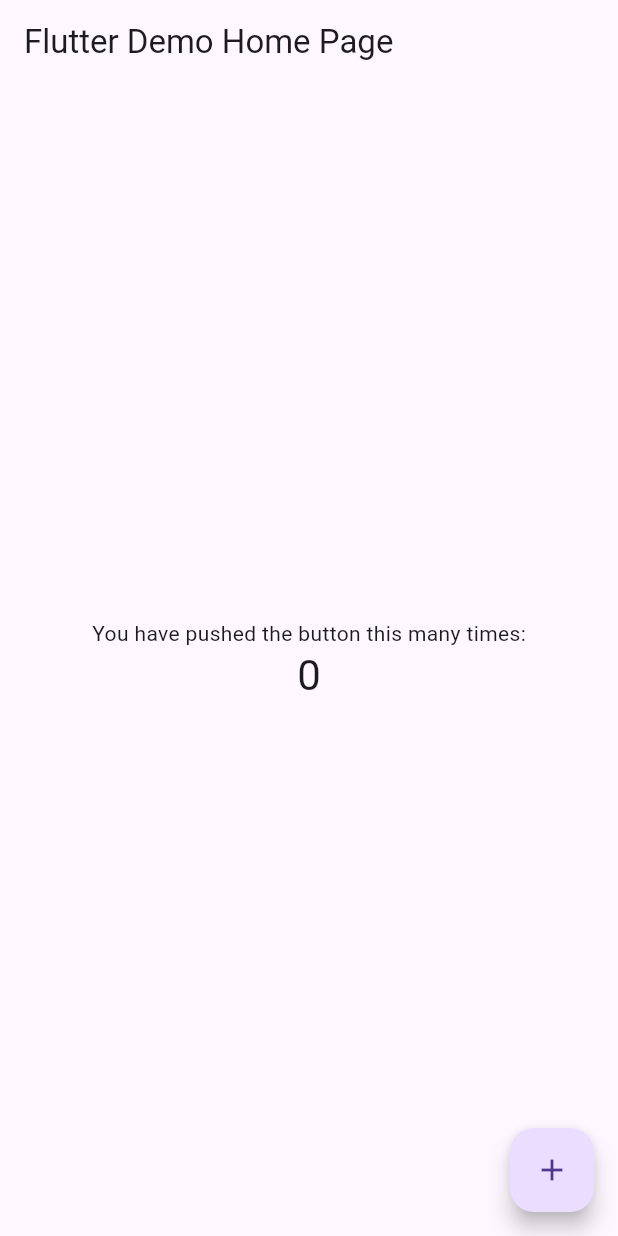
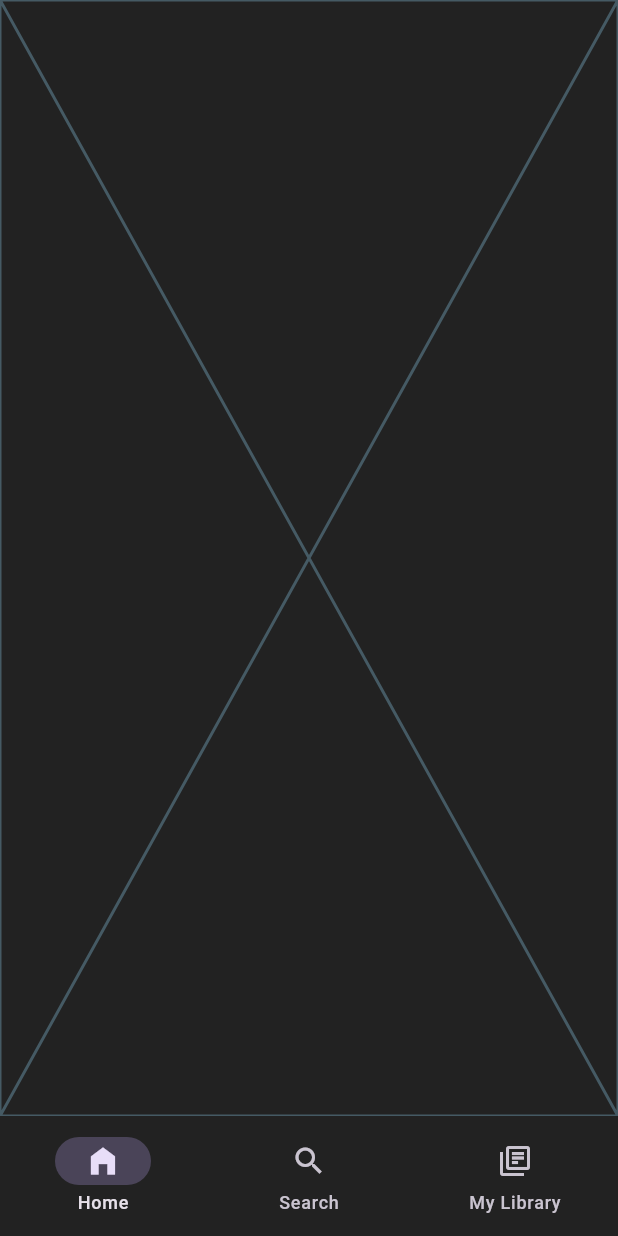
Before and after one commit to DutchVandaline/SOGAK, a Flutter app: the screen it shows after launch, on a phone screen of 412 x 824 dp. Run offline on Flutter 3.47's test engine with Material 3 defaults, Android fonts, the light colour scheme and no system bars.

Commit message:
add basic screens

```diff
--- /dev/null
+++ b/lib/Screens/HomeScreen.dart
@@ -0,0 +1,10 @@
+import 'package:flutter/material.dart';
+
+class HomeScreen extends StatelessWidget {
+  @override
+  Widget build(BuildContext context) {
+    return const Scaffold(
+      body: Placeholder(),
+    );
+  }
+}
--- /dev/null
+++ b/lib/Screens/MainScreen.dart
@@ -0,0 +1,52 @@
+import 'package:sogak/Theme/MainTheme.dart';
+import 'package:flutter/material.dart';
+import 'package:sogak/Screens/HomeScreen.dart';
+
+class MainScreen extends StatefulWidget {
+  const MainScreen({Key? key}) : super(key: key);
+
+  @override
+  _MainScreenState createState() => _MainScreenState();
+}
+
+class _MainScreenState extends State<MainScreen> {
+  int currentPageIndex = 0;
+
+  @override
+  Widget build(BuildContext context) {
+    return MaterialApp(
+      theme: MainTheme().theme,
+      home: Scaffold(
+        backgroundColor: Theme.of(context).scaffoldBackgroundColor,
+        body: [
+          HomeScreen(),
+          HomeScreen(),
+          HomeScreen(),
+          //LoginScreen(),
+          //SearchScreen(),
+          //LibraryScreen(),
+        ][currentPageIndex],
+        bottomNavigationBar: NavigationBar(
+          destinations: const [
+            NavigationDestination(
+                icon: Icon(Icons.home_filled), label: "Home"),
+            NavigationDestination(
+                icon: Icon(Icons.search), label: "Search"),
+            NavigationDestination(
+                icon: Icon(Icons.library_books_outlined),
+                label: "My Library"),
+          ],
+          selectedIndex: currentPageIndex,
+          onDestinationSelected: (int index) {
+            setState(() {
+              currentPageIndex = index;
+            });
+          },
+          labelBehavior: NavigationDestinationLabelBehavior.alwaysShow,
+          backgroundColor: Theme.of(context).scaffoldBackgroundColor,
+
+        ),
+      ),
+    );
+  }
+}
--- /dev/null
+++ b/lib/Theme/MainTheme.dart
@@ -0,0 +1,24 @@
+import 'package:flutter/material.dart';
+
+class MainTheme {
+  ThemeData get theme => ThemeData(
+    brightness: Brightness.dark,
+    textTheme: const TextTheme(
+      headline1: TextStyle(color: Colors.white, fontSize: 25.0, fontWeight: FontWeight.bold),
+      headline2: TextStyle(color: Colors.white, fontSize: 20.0),
+      headline3: TextStyle(color: Colors.black, fontSize: 20.0),
+      bodyText1: TextStyle(color: Colors.white, fontSize: 17.0),
+      bodyText2: TextStyle(color: Colors.black, fontSize: 17.0),
+      subtitle1: TextStyle(color: Colors.white, fontSize: 95.0),
+      subtitle2: TextStyle(color: Colors.white, fontSize: 14.0),
+
+    ),
+    scaffoldBackgroundColor: const Color(0xFF222222),
+    primaryColor: const Color(0xFF393939),
+    primaryColorDark: Colors.black,
+    primaryColorLight: Colors.white,
+    shadowColor: Colors.black,
+    cardColor: const Color(0xFF222222),
+    accentColor: Colors.white,
+  );
+}
--- a/lib/main.dart
+++ b/lib/main.dart
@@ -1,115 +1,18 @@
 import 'package:flutter/material.dart';
+import 'package:sogak/Screens/MainScreen.dart';
+import 'package:sogak/Theme/MainTheme.dart';
 
 void main() {
-  runApp(const MyApp());
+  runApp(MyApp());
 }
 
 class MyApp extends StatelessWidget {
-  const MyApp({Key? key}) : super(key: key);
-
-  // This widget is the root of your application.
   @override
   Widget build(BuildContext context) {
     return MaterialApp(
-      title: 'Flutter Demo',
-      theme: ThemeData(
-        // This is the theme of your application.
-        //
-        // Try running your application with "flutter run". You'll see the
-        // application has a blue toolbar. Then, without quitting the app, try
-        // changing the primarySwatch below to Colors.green and then invoke
-        // "hot reload" (press "r" in the console where you ran "flutter run",
-        // or simply save your changes to "hot reload" in a Flutter IDE).
-        // Notice that the counter didn't reset back to zero; the application
-        // is not restarted.
-        primarySwatch: Colors.blue,
-      ),
-      home: const MyHomePage(title: 'Flutter Demo Home Page'),
+      debugShowCheckedModeBanner: false,
+      theme: MainTheme().theme,
+      home: MainScreen(),
     );
   }
 }
-
-class MyHomePage extends StatefulWidget {
-  const MyHomePage({Key? key, required this.title}) : super(key: key);
-
-  // This widget is the home page of your application. It is stateful, meaning
-  // that it has a State object (defined below) that contains fields that affect
-  // how it looks.
-
-  // This class is the configuration for the state. It holds the values (in this
-  // case the title) provided by the parent (in this case the App widget) and
-  // used by the build method of the State. Fields in a Widget subclass are
-  // always marked "final".
-
-  final String title;
-
-  @override
-  State<MyHomePage> createState() => _MyHomePageState();
-}
-
-class _MyHomePageState extends State<MyHomePage> {
-  int _counter = 0;
-
-  void _incrementCounter() {
-    setState(() {
-      // This call to setState tells the Flutter framework that something has
-      // changed in this State, which causes it to rerun the build method below
-      // so that the display can reflect the updated values. If we changed
-      // _counter without calling setState(), then the build method would not be
-      // called again, and so nothing would appear to happen.
-      _counter++;
-    });
-  }
-
-  @override
-  Widget build(BuildContext context) {
-    // This method is rerun every time setState is called, for instance as done
-    // by the _incrementCounter method above.
-    //
-    // The Flutter framework has been optimized to make rerunning build methods
-    // fast, so that you can just rebuild anything that needs updating rather
-    // than having to individually change instances of widgets.
-    return Scaffold(
-      appBar: AppBar(
-        // Here we take the value from the MyHomePage object that was created by
-        // the App.build method, and use it to set our appbar title.
-        title: Text(widget.title),
-      ),
-      body: Center(
-        // Center is a layout widget. It takes a single child and positions it
-        // in the middle of the parent.
-        child: Column(
-          // Column is also a layout widget. It takes a list of children and
-          // arranges them vertically. By default, it sizes itself to fit its
-          // children horizontally, and tries to be as tall as its parent.
-          //
-          // Invoke "debug painting" (press "p" in the console, choose the
-          // "Toggle Debug Paint" action from the Flutter Inspector in Android
-          // Studio, or the "Toggle Debug Paint" command in Visual Studio Code)
-          // to see the wireframe for each widget.
-          //
-          // Column has various properties to control how it sizes itself and
-          // how it positions its children. Here we use mainAxisAlignment to
-          // center the children vertically; the main axis here is the vertical
-          // axis because Columns are vertical (the cross axis would be
-          // horizontal).
-          mainAxisAlignment: MainAxisAlignment.center,
-          children: <Widget>[
-            const Text(
-              'You have pushed the button this many times:',
-            ),
-            Text(
-              '$_counter',
-              style: Theme.of(context).textTheme.headline4,
-            ),
-          ],
-        ),
-      ),
-      floatingActionButton: FloatingActionButton(
-        onPressed: _incrementCounter,
-        tooltip: 'Increment',
-        child: const Icon(Icons.add),
-      ), // This trailing comma makes auto-formatting nicer for build methods.
-    );
-  }
-}
```
Also changed, not shown: 1 other file.
